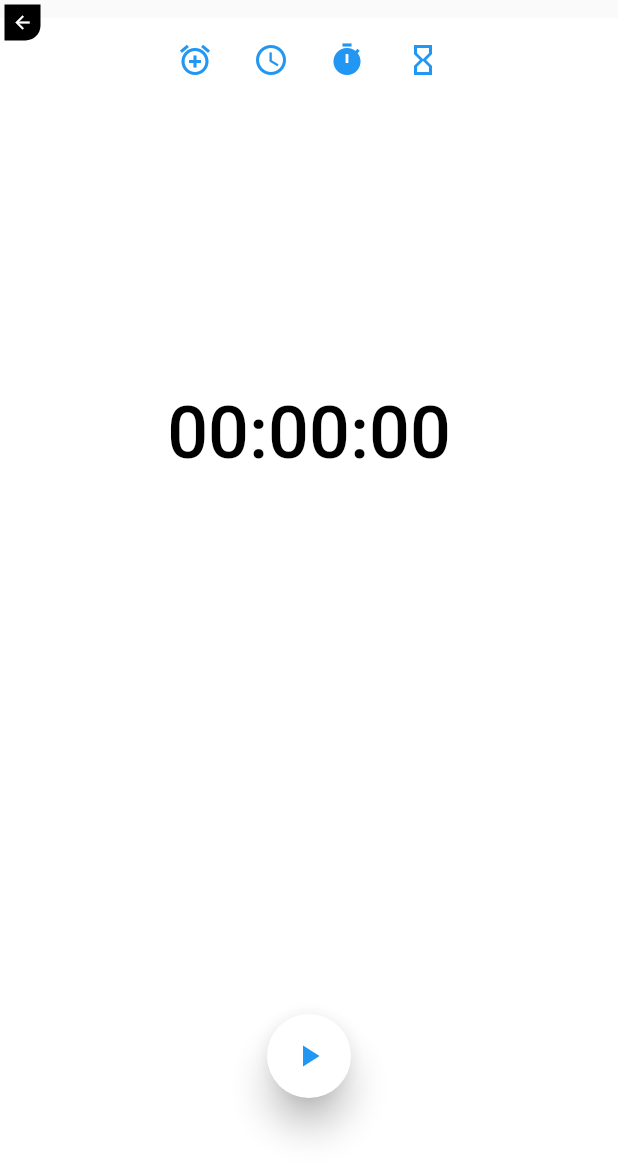
After one commit to 07Maik/flutter_ui_challenges, a Flutter app: the ChallengesListPage screen opened directly, after a tap on "Apps clone", after a tap on "Clock MIUI", on a phone screen of 412 x 824 dp. The commit adds this screen. Shown: the top 1171 px of the screen. Run offline on Flutter 3.47's test engine with Material 2 defaults, Android fonts, the phone set to English and light mode, and no system bars; our stand-ins replace flutter_svg, font_awesome_flutter, get, google_fonts; missing offline and left inert: window_size; project files that could hold a hidden picture were left out.

Commit message:
Changes with calculator basic IOS and stopwatch MIUI completed

```diff
--- a/lib/main.dart
+++ b/lib/main.dart
@@ -7,6 +7,8 @@ import 'package:flutter/material.dart';
 import 'package:flutter_ui_challenges/core/presentation/pages/home_page.dart';
 
 import 'package:window_size/window_size.dart';
+
+// import 'src/clone_apps/clock_MIUI/screens/home/screens/home_screen.dart';
 
 void main() {
   WidgetsFlutterBinding.ensureInitialized();
--- /dev/null
+++ b/lib/src/clone_apps/clock_MIUI/models/lap_model.dart
@@ -0,0 +1,21 @@
+import '../helper/conversions.dart';
+
+class LapModel {
+  final int id;
+  final String elapsedDuration;
+  final Duration totalDuration;
+
+  LapModel({
+    required this.id,
+    required this.totalDuration,
+    required this.elapsedDuration,
+  });
+
+  String getTotalDuration() {
+    final minutes = minutesDuration(totalDuration);
+    final seconds = secondsDuration(totalDuration);
+    final milliseconds = millisecondsDuration(totalDuration);
+
+    return "$minutes:$seconds:$milliseconds";
+  }
+}
--- /dev/null
+++ b/lib/src/clone_apps/clock_MIUI/models/menu_model.dart
@@ -0,0 +1,30 @@
+import 'package:flutter/material.dart';
+
+class MenuModel {
+  final IconData iconNotselected;
+  final IconData iconselected;
+
+  MenuModel({
+    required this.iconNotselected,
+    required this.iconselected,
+  });
+
+  static List<MenuModel> getList() => [
+        MenuModel(
+          iconNotselected: Icons.add_alarm,
+          iconselected: Icons.add_alarm_rounded,
+        ),
+        MenuModel(
+          iconNotselected: Icons.access_time,
+          iconselected: Icons.access_time_filled,
+        ),
+        MenuModel(
+          iconNotselected: Icons.timer_outlined,
+          iconselected: Icons.timer,
+        ),
+        MenuModel(
+          iconNotselected: Icons.hourglass_empty,
+          iconselected: Icons.hourglass_full,
+        ),
+      ];
+}
--- /dev/null
+++ b/lib/src/clone_apps/clock_MIUI/providers/stopwatch_provider.dart
@@ -0,0 +1,142 @@
+import 'dart:async';
+
+import 'package:flutter/material.dart';
+
+import '../helper/conversions.dart';
+import '../models/lap_model.dart';
+
+class StopwatchProvider extends ChangeNotifier {
+  StopwatchProvider()
+      : _duration = const Duration(seconds: 0),
+        _milliseconds = 0,
+        _isRunning = false,
+        _isPause = false,
+        laps = <LapModel>[],
+        keyAnimatedList = GlobalKey();
+
+  late Timer timer;
+  late Duration _duration;
+  late int _milliseconds;
+  late bool _isRunning;
+  late bool _isPause;
+  late List<LapModel> laps;
+  late GlobalKey<AnimatedListState> keyAnimatedList;
+
+  final StreamController<String?> _streamMillisecondsController =
+      StreamController.broadcast();
+
+  final StreamController<String?> _streamSecondsController =
+      StreamController.broadcast();
+
+  final StreamController<String?> _streamMinutesController =
+      StreamController.broadcast();
+
+  //Getters
+
+  Stream<String?> get streamMilliseconds =>
+      _streamMillisecondsController.stream;
+
+  Stream<String?> get streamSeconds => _streamSecondsController.stream;
+
+  Stream<String?> get streamMinutes => _streamMinutesController.stream;
+
+  String get secondsElapsed => secondsDuration(_duration);
+
+  String get minutesElapsed => minutesDuration(_duration);
+
+  bool get isRunning => _isRunning;
+  bool get isPause => _isPause;
+
+  //Methods
+
+  void start() {
+    _isRunning = true;
+    _isPause = false;
+
+    notifyListeners();
+
+    timer = Timer.periodic(const Duration(milliseconds: 10), (timer) {
+      if (_milliseconds == 99) {
+        _duration = Duration(seconds: _duration.inSeconds + 1);
+
+        if (secondsElapsed == "00") {
+          _streamMinutesController.add(minutesElapsed);
+        }
+
+        _streamSecondsController.add(secondsElapsed);
+
+        _milliseconds = 0;
+      } else {
+        _milliseconds++;
+      }
+
+      _streamMillisecondsController.add(_milliseconds.toString());
+    });
+  }
+
+  void pause() {
+    timer.cancel();
+    _isPause = true;
+    _isRunning = false;
+    notifyListeners();
+  }
+
+  void stop() {
+    timer.cancel();
+    laps.clear();
+
+    _milliseconds = 0;
+    _duration = const Duration();
+
+    _streamMillisecondsController.add(null);
+    _streamSecondsController.add(null);
+    _streamMinutesController.add(null);
+
+    _isRunning = false;
+    _isPause = false;
+
+    keyAnimatedList = GlobalKey();
+
+    notifyListeners();
+  }
+
+  void addLap() {
+    final durationTotal =
+        Duration(seconds: _duration.inSeconds, milliseconds: _milliseconds);
+
+    if (laps.isEmpty) {
+      laps.insert(
+          0,
+          LapModel(
+            id: laps.length + 1,
+            elapsedDuration: getDuration(durationTotal),
+            totalDuration: durationTotal,
+          ));
+
+      notifyListeners();
+    } else {
+      final LapModel beforeLap = laps[0];
+
+      final elapsedDuration =
+          Duration(milliseconds: durationTotal.inMilliseconds) -
+              beforeLap.totalDuration;
+
+      laps.insert(
+          0,
+          LapModel(
+              id: laps.length + 1,
+              elapsedDuration: getDuration(elapsedDuration),
+              totalDuration: durationTotal));
+    }
+
+    keyAnimatedList.currentState!.insertItem(0);
+  }
+
+  @override
+  void dispose() {
+    _streamMillisecondsController.close();
+    _streamSecondsController.close();
+    _streamMinutesController.close();
+    super.dispose();
+  }
+}
--- /dev/null
+++ b/lib/src/clone_apps/clock_MIUI/screens/home/screens/home_screen.dart
@@ -0,0 +1,127 @@
+import 'package:flutter/material.dart';
+
+import 'package:provider/provider.dart';
+
+import '../../../models/menu_model.dart';
+import '../../../providers/stopwatch_provider.dart';
+import '../../stopwatch/stopwatch_screen.dart';
+import '../../stopwatch/widgets/stopwatch_button_widget.dart';
+
+class HomeScreen extends StatefulWidget {
+  const HomeScreen({super.key});
+
+  @override
+  State<HomeScreen> createState() => _HomeScreenState();
+}
+
+class _HomeScreenState extends State<HomeScreen> {
+  late PageController controller;
+  late List<MenuModel> listMenu;
+
+  late int _currentIndexScreen;
+  late bool _isJumpPage;
+
+  @override
+  void initState() {
+    _currentIndexScreen = 2;
+    _isJumpPage = false;
+
+    listMenu = MenuModel.getList();
+    controller = PageController(initialPage: _currentIndexScreen);
+
+    super.initState();
+  }
+
+  @override
+  Widget build(BuildContext context) {
+    return MultiProvider(
+      providers: [
+        MultiProvider(providers: [
+          ChangeNotifierProvider(
+            create: (context) => StopwatchProvider(),
+          )
+        ])
+      ],
+      builder: (context, child) => Scaffold(
+        appBar: AppBar(
+          elevation: 0,
+          centerTitle: true,
+          backgroundColor: Colors.white,
+          title: navigationBar(),
+        ),
+        body: Stack(
+          alignment: Alignment.center,
+          children: [
+            PageView(
+              physics: const BouncingScrollPhysics(),
+              controller: controller,
+              onPageChanged: (value) {
+                if (_isJumpPage == false && _currentIndexScreen != value) {
+                  setState(() => _currentIndexScreen = value);
+                }
+              },
+              children: const [
+                Center(child: Text('Alarm')), //alarm
+                Center(child: Text('clock')), //clock
+                StopWatchScreen(),
+                Center(child: Text('Countdown timer')), //countdown timer
+              ],
+            ),
+            Positioned(
+              bottom: 80,
+              width: 240,
+              child: floatingActionButtons(),
+            ),
+          ],
+        ),
+        backgroundColor: Colors.white,
+      ),
+    );
+  }
+
+  SizedBox navigationBar() {
+    return SizedBox(
+        width: 200,
+        child: Row(
+          mainAxisAlignment: MainAxisAlignment.spaceBetween,
+          children: List.generate(listMenu.length, (index) {
+            MenuModel item = listMenu[index];
+
+            IconData icon = index == _currentIndexScreen
+                ? item.iconselected
+                : item.iconNotselected;
+
+            return IconButton(
+              splashRadius: 1,
+              onPressed: () async {
+                setState(() {
+                  _isJumpPage = true;
+                  _currentIndexScreen = index;
+                });
+
+                controller
+                    .animateToPage(index,
+                        duration: const Duration(milliseconds: 500),
+                        curve: Curves.ease)
+                    .then((value) => _isJumpPage = false);
+              },
+              icon: Icon(
+                icon,
+                color: Colors.blue,
+                shadows: _currentIndexScreen == 0 && index == 0
+                    ? [const Shadow(color: Colors.blue, blurRadius: 5)]
+                    : null,
+              ),
+            );
+          }),
+        ));
+  }
+
+  Widget floatingActionButtons() {
+    if (_currentIndexScreen == 2) {
+      return const StopwatchButton();
+    }
+
+    return Container();
+  }
+}
--- /dev/null
+++ b/lib/src/clone_apps/clock_MIUI/screens/stopwatch/stopwatch_screen.dart
@@ -0,0 +1,94 @@
+import 'package:flutter/material.dart';
+
+import 'package:provider/provider.dart';
+
+import '../../providers/stopwatch_provider.dart';
+
+import 'widgets/list_laps_widget.dart';
+
+class StopWatchScreen extends StatefulWidget {
+  const StopWatchScreen({super.key});
+
+  @override
+  State<StopWatchScreen> createState() => _StopWatchScreenState();
+}
+
+class _StopWatchScreenState extends State<StopWatchScreen> {
+  late bool isStart;
+  late Duration animationDuration;
+
+  @override
+  void initState() {
+    super.initState();
+    animationDuration = const Duration(milliseconds: 250);
+  }
+
+  @override
+  Widget build(BuildContext context) {
+    final provider = Provider.of<StopwatchProvider>(context);
+    return Padding(
+      padding: const EdgeInsets.all(20),
+      child: Column(
+        children: [
+          timer(provider),
+          ListLaps(animationDuration: animationDuration, provider: provider)
+        ],
+      ),
+    );
+  }
+
+  AnimatedSize timer(provider) {
+    return AnimatedSize(
+      duration: animationDuration,
+      child: SizedBox(
+        height: provider.laps.isEmpty ? 400 : 50,
+        child: AnimatedDefaultTextStyle(
+          duration: animationDuration,
+          style: TextStyle(
+            fontSize: provider.laps.isEmpty ? 48 : 32,
+            color: Colors.black,
+            fontWeight: FontWeight.w500,
+          ),
+          child: Row(
+            mainAxisAlignment: MainAxisAlignment.center,
+            children: [
+              StreamBuilder(
+                stream: provider.streamMinutes,
+                builder: (context, snapshot) {
+                  if (snapshot.hasData) {
+                    return Text(
+                      "${snapshot.data.toString().padLeft(2, '0')}:",
+                    );
+                  }
+                  return Text('${provider.minutesElapsed}:');
+                },
+              ),
+              StreamBuilder(
+                stream: provider.streamSeconds,
+                builder: (context, snapshot) {
+                  if (snapshot.hasData) {
+                    return Text(
+                      "${snapshot.data.toString().padLeft(2, '0')}:",
+                    );
+                  }
+                  return Text('${provider.secondsElapsed}:');
+                },
+              ),
+              StreamBuilder(
+                stream: provider.streamMilliseconds,
+                builder: (context, snapshot) {
+                  if (snapshot.hasData) {
+                    return Text(
+                      snapshot.data.toString().padLeft(2, '0'),
+                    );
+                  }
+                  return const Text('00');
+                },
+              )
+            ],
+          ),
+        ),
+      ),
+    );
+  }
+}
--- /dev/null
+++ b/lib/src/clone_apps/clock_MIUI/screens/stopwatch/widgets/list_laps_widget.dart
@@ -0,0 +1,47 @@
+import 'package:flutter/material.dart';
+
+import '../../../providers/stopwatch_provider.dart';
+
+class ListLaps extends StatelessWidget {
+  const ListLaps({
+    Key? key,
+    required this.animationDuration,
+    required this.provider,
+  }) : super(key: key);
+
+  final Duration animationDuration;
+  final StopwatchProvider provider;
+
+  @override
+  Widget build(BuildContext context) {
+    return AnimatedSize(
+      duration: animationDuration,
+      child: SizedBox(
+        height: provider.laps.isEmpty ? 200 : 500,
+        child: AnimatedList(
+          physics: const BouncingScrollPhysics(),
+          key: provider.keyAnimatedList,
+          initialItemCount: 0,
+          itemBuilder: (context, index, animation) {
+            final aa = provider.laps[index];
+            return SizeTransition(
+              key: UniqueKey(),
+              sizeFactor: animation,
+              child: Padding(
+                padding: const EdgeInsets.all(20.0),
+                child: Row(
+                  mainAxisAlignment: MainAxisAlignment.spaceBetween,
+                  children: [
+                    Text(aa.id.toString().padLeft(2, '0')),
+                    Text(aa.elapsedDuration),
+                    Text(aa.getTotalDuration())
+                  ],
+                ),
+              ),
+            );
+          },
+        ),
+      ),
+    );
+  }
+}
--- /dev/null
+++ b/lib/src/clone_apps/clock_MIUI/screens/stopwatch/widgets/stopwatch_button_widget.dart
@@ -0,0 +1,75 @@
+import 'package:flutter/material.dart';
+
+import 'package:provider/provider.dart';
+
+import '../../../providers/stopwatch_provider.dart';
+
+class StopwatchButton extends StatelessWidget {
+  const StopwatchButton({super.key});
+
+  @override
+  Widget build(BuildContext context) {
+    final provider = Provider.of<StopwatchProvider>(context);
+
+    return Row(
+      mainAxisAlignment: MainAxisAlignment.spaceAround,
+      children: [
+        if ((provider.isRunning || provider.isPause)) btnLapStop(provider),
+        btnPlayPause(provider),
+      ],
+    );
+  }
+
+  FloatingActionButton btnLapStop(StopwatchProvider provider) {
+    late IconData icon;
+
+    if (provider.isRunning && !provider.isPause) {
+      icon = Icons.flag_outlined;
+    } else {
+      icon = Icons.stop;
+    }
+
+    onpressed() {
+      if (provider.isRunning && !provider.isPause) {
+        provider.addLap();
+      } else {
+        provider.stop();
+      }
+    }
+
+    return _btnAction(onpressed, icon);
+  }
+
+  FloatingActionButton btnPlayPause(StopwatchProvider provider) {
+    late IconData icon;
+
+    if (!provider.isRunning || (provider.isRunning && provider.isPause)) {
+      icon = Icons.play_arrow;
+    } else {
+      icon = Icons.pause;
+    }
+
+    onpressed() {
+      if (!provider.isRunning || provider.isPause) {
+        provider.start();
+      } else {
+        provider.pause();
+      }
+    }
+
+    return _btnAction(onpressed, icon);
+  }
+
+  FloatingActionButton _btnAction(Function onPressed, IconData icon) {
+    return FloatingActionButton(
+      backgroundColor: Colors.white,
+      foregroundColor: Colors.grey,
+      elevation: 10,
+      onPressed: () => onPressed(),
+      child: Icon(
+        icon,
+        color: Colors.blue,
+      ),
+    );
+  }
+}
```
Also changed, not shown: lib/core/presentation/routes.dart (+13 -3 lines), lib/src/clone_apps/clock_MIUI/helper/conversions.dart (added, +26 -0 lines), lib/src/clone_apps/basic_calculator_ios/controllers/calculator_controller.dart (renamed from lib/src/clone_apps/basic_calculator_IOS/controllers/calculator_controller.dart), lib/src/clone_apps/basic_calculator_ios/screens/home/calculator_screen.dart (renamed from lib/src/clone_apps/basic_calculator_IOS/screens/home/calculator_screen.dart), lib/src/clone_apps/basic_calculator_ios/screens/home/widgets/custom_digit_button_widget.dart (renamed from lib/src/clone_apps/basic_calculator_IOS/screens/home/widgets/custom_digit_button_widget.dart), lib/src/clone_apps/basic_calculator_ios/screens/home/widgets/math_result_widget.dart (renamed from lib/src/clone_apps/basic_calculator_IOS/screens/home/widgets/math_result_widget.dart).
